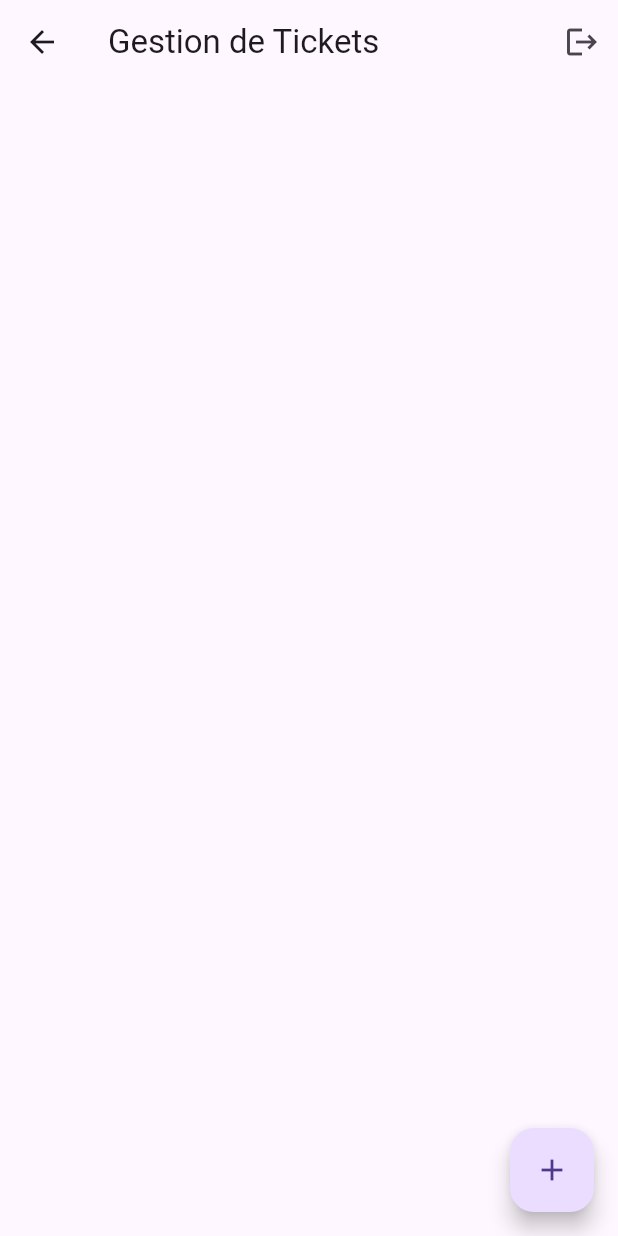
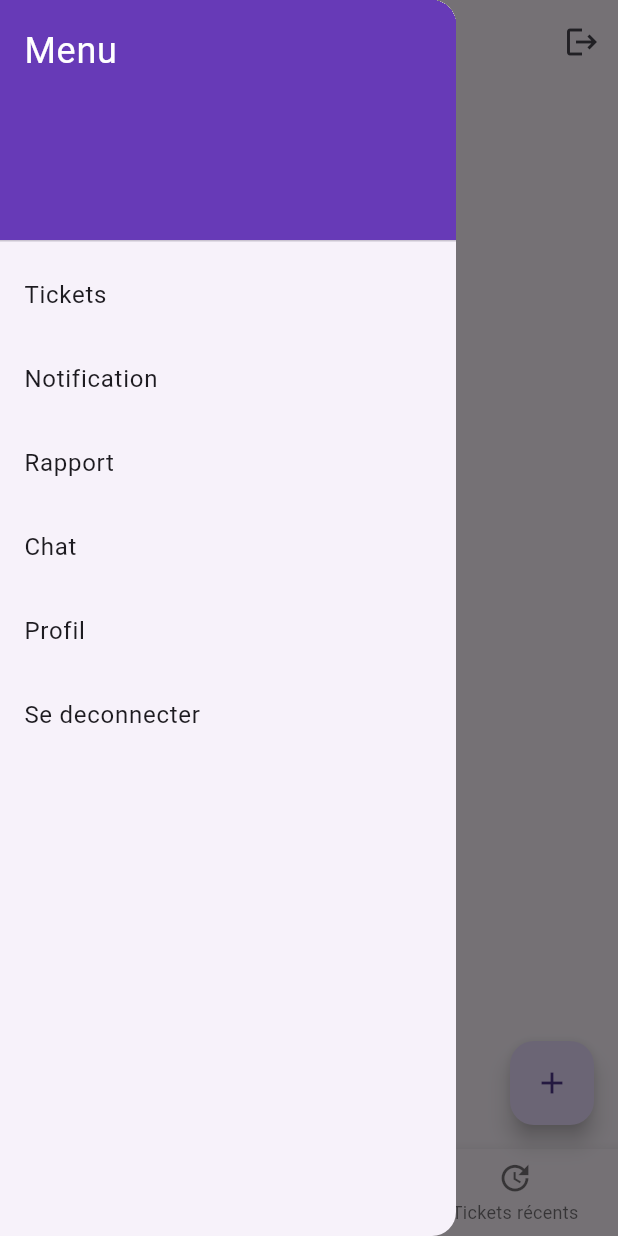
Before and after one commit to Sanogo9160/GestTick, a Flutter app: the HomeScreen screen opened by its route, with the side drawer open (before the commit the screen has no drawer), on a phone screen of 412 x 824 dp. Run offline on Flutter 3.47's test engine with Material 3 defaults, Android fonts, the phone set to English and light mode, and no system bars; our stand-ins replace cloud_firestore, firebase_auth, firebase_core, firebase_messaging; accounts and stored records are empty.

Commit message:
Next commit

```diff
--- a/lib/screens/home_screen.dart
+++ b/lib/screens/home_screen.dart
@@ -3,8 +3,17 @@ import 'package:gesttick/models/ticket.dart';
 import 'package:gesttick/services/firestore_service.dart';
 import 'package:gesttick/widgets/ticket_card.dart';
 
-class HomeScreen extends StatelessWidget {
+class HomeScreen extends StatefulWidget {
+  @override
+  _HomeScreenState createState() => _HomeScreenState();
+}
+
+class _HomeScreenState extends State<HomeScreen> {
   final FirestoreService _firestoreService = FirestoreService();
+  int _selectedIndex = 0; // Index for bottom navigation bar
+
+  // List of ticket statuses
+  List<Ticket> _tickets = [];
 
   @override
   Widget build(BuildContext context) {
@@ -21,6 +30,71 @@ class HomeScreen extends StatelessWidget {
           ),
         ],
       ),
+      drawer: Drawer(
+        child: ListView(
+          padding: EdgeInsets.zero,
+          children: <Widget>[
+            DrawerHeader(
+              decoration: BoxDecoration(
+                color: Colors.deepPurple,
+              ),
+              child: Text(
+                'Menu',
+                style: TextStyle(
+                  color: Colors.white,
+                  fontSize: 24,
+                ),
+              ),
+            ),
+            ListTile(
+              title: Text('Tickets'),
+              onTap: () {
+                // Handle profile navigation
+                Navigator.pop(context);
+              },
+            ),
+            ListTile(
+              title: Text('Notification'),
+              onTap: () {
+                // Handle help navigation
+                Navigator.pop(context);
+              },
+            ),
+
+            ListTile(
+              title: Text('Rapport'),
+              onTap: () {
+                // Handle help navigation
+                Navigator.pop(context);
+              },
+            ),
+
+            ListTile(
+              title: Text('Chat'),
+              onTap: () {
+                // Handle help navigation
+                Navigator.pop(context);
+              },
+            ),
+            ListTile(
+              title: Text('Profil'),
+              onTap: () {
+                // Handle settings navigation
+                Navigator.pop(context);
+              },
+            ),
+
+            ListTile(
+              title: Text('Se deconnecter'),
+              onTap: () {
+                // Handle settings navigation
+                Navigator.pop(context);
+              },
+            ),
+
+          ],
+        ),
+      ),
       body: StreamBuilder<List<Ticket>>(
         stream: _firestoreService.getTickets(),
         builder: (context, snapshot) {
@@ -28,20 +102,78 @@ class HomeScreen extends StatelessWidget {
             return Center(child: CircularProgressIndicator());
           }
 
-          final tickets = snapshot.data!;
+          _tickets = snapshot.data!;
+
+          switch (_selectedIndex) {
+            case 0:
               return ListView.builder(
-            itemCount: tickets.length,
+                itemCount: _tickets.length,
                 itemBuilder: (context, index) {
                   return TicketCard(
-                ticket: tickets[index],
+                    ticket: _tickets[index],
                     onTap: () {
                       // Actions à effectuer lors de la sélection d'un ticket
-                  print('Ticket sélectionné : ${tickets[index].title}');
+                      print('Ticket sélectionné : ${_tickets[index].title}');
                     },
                   );
                 },
               );
+            case 1:
+              // Filter and display tickets based on status
+              final inProgressTickets = _tickets.where((ticket) => ticket.status == 'En cours').toList();
+              return ListView.builder(
+                itemCount: inProgressTickets.length,
+                itemBuilder: (context, index) {
+                  return TicketCard(
+                    ticket: inProgressTickets[index],
+                    onTap: () {
+                      // Actions à effectuer lors de la sélection d'un ticket
+                      print('Ticket sélectionné : ${inProgressTickets[index].title}');
                     },
+                  );
+                },
+              );
+            case 2:
+              // Sort and display recent tickets
+              final recentTickets = _tickets.where((ticket) => ticket.isRecent()).toList();
+              return ListView.builder(
+                itemCount: recentTickets.length,
+                itemBuilder: (context, index) {
+                  return TicketCard(
+                    ticket: recentTickets[index],
+                    onTap: () {
+                      // Actions à effectuer lors de la sélection d'un ticket
+                      print('Ticket sélectionné : ${recentTickets[index].title}');
+                    },
+                  );
+                },
+              );
+            default:
+              return Center(child: Text('Sélectionnez une option'));
+          }
+        },
+      ),
+      bottomNavigationBar: BottomNavigationBar(
+        currentIndex: _selectedIndex,
+        onTap: (index) {
+          setState(() {
+            _selectedIndex = index;
+          });
+        },
+        items: [
+          BottomNavigationBarItem(
+            icon: Icon(Icons.list),
+            label: 'Voir mes tickets',
+          ),
+          BottomNavigationBarItem(
+            icon: Icon(Icons.report_problem),
+            label: 'Tickets en cours',
+          ),
+          BottomNavigationBarItem(
+            icon: Icon(Icons.update),
+            label: 'Tickets récents',
+          ),
+        ],
       ),
       floatingActionButton: FloatingActionButton(
         onPressed: () {
```
Also changed, not shown: lib/models/ticket.dart (+8 -0 lines). Lines whose indentation alone changed are shown as unchanged.
